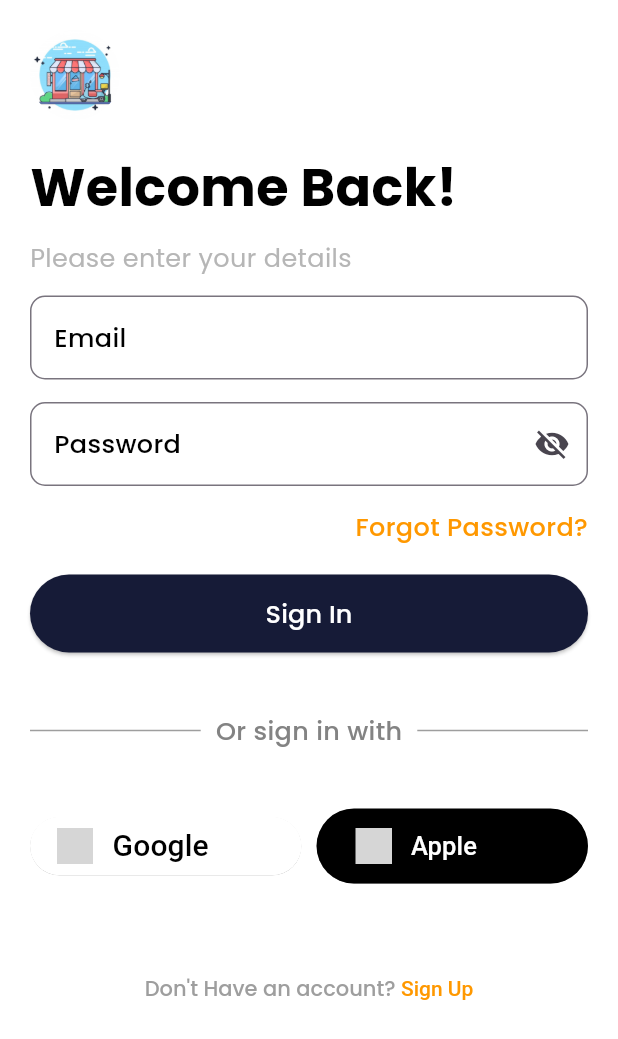
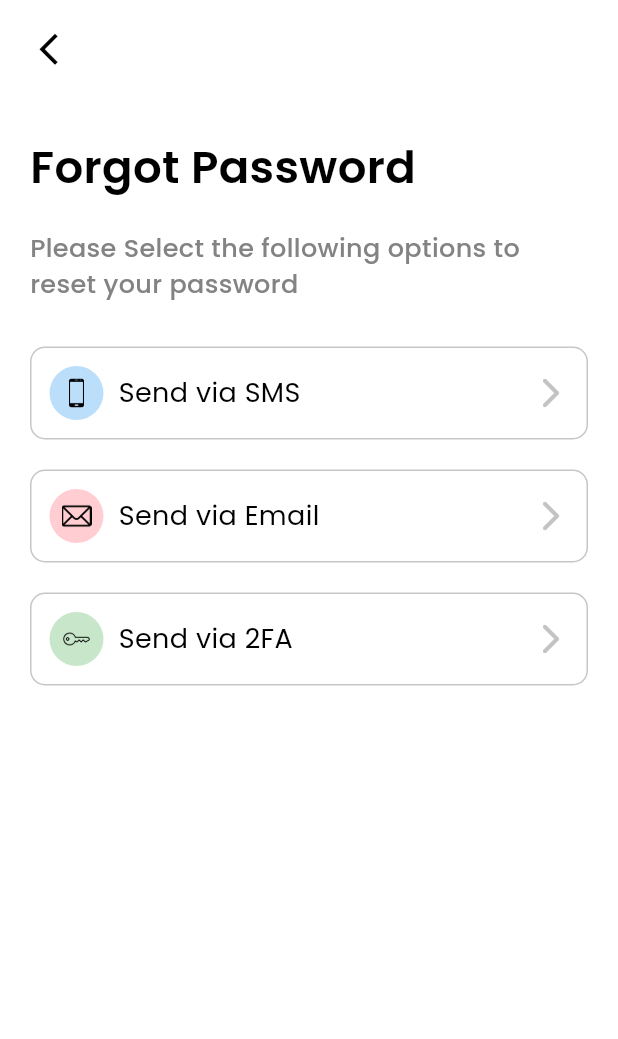
Before and after one commit to TremerYT/ecommerce_flutter, a Flutter app: the SignInScreen screen opened by its route, after a tap on "Forgot Password?", on a phone screen of 412 x 824 dp. Shown: the top 1039 px of the screen. Run offline on Flutter 3.47's test engine with Material 3 defaults, Android fonts, the phone set to English and light mode, and no system bars; drawn by our look-alikes of flutter_form_builder, sign_in_button; our stand-ins replace form_builder_validators, get, google_fonts; grey boxes are pictures that could not be loaded.

Commit message:
Changes Made:
- Created the Forgot Password screen.
- Created the reset Password screen.

```diff
--- a/lib/routes/app_routes.dart
+++ b/lib/routes/app_routes.dart
@@ -1,9 +1,11 @@
 import 'package:ecommerce/controllers/auth_controller.dart';
 import 'package:ecommerce/controllers/onboarding_controller.dart';
-import 'package:ecommerce/screens/login_screen.dart';
+import 'package:ecommerce/screens/authentication_screens/login_screen.dart';
+import 'package:ecommerce/screens/authentication_screens/forgotpass_screen.dart';
+import 'package:ecommerce/screens/authentication_screens/reset_screen.dart';
 import 'package:ecommerce/screens/onboarding_screen.dart';
-import 'package:ecommerce/screens/signin_screen.dart';
-import 'package:ecommerce/screens/signup_screen.dart';
+import 'package:ecommerce/screens/authentication_screens/signin_screen.dart';
+import 'package:ecommerce/screens/authentication_screens/signup_screen.dart';
 import 'package:get/get.dart';
 
 class AppRoutes {
@@ -11,6 +13,8 @@ class AppRoutes {
   static const login = '/login';
   static const signIn = '/signIn';
   static const signUp = '/signUp';
+  static const forgotPassword = '/forgotPassword';
+  static const resetPassword = '/resetPassword';
   static final routes = [
     GetPage(
       name: onboarding,
@@ -34,5 +38,13 @@ class AppRoutes {
         Get.put(AuthController(), permanent: true);
       }),
     ),
+    GetPage(name: forgotPassword, page: () => ForgotPasswordScreen()),
+    GetPage(
+      name: resetPassword,
+      page: () => ResetScreen(),
+      binding: BindingsBuilder(() {
+        Get.put(AuthController(), permanent: true);
+      }),
+    ),
   ];
 }
--- /dev/null
+++ b/lib/screens/authentication_screens/forgotpass_screen.dart
@@ -0,0 +1,114 @@
+import 'package:ecommerce/widgets/custom_text.dart';
+import 'package:flutter/material.dart';
+import 'package:get/get.dart';
+
+class ForgotPasswordScreen extends GetView {
+  const ForgotPasswordScreen({super.key});
+
+  @override
+  Widget build(BuildContext context) {
+    final List<Map<String, dynamic>> containerDetails = [
+      {
+        "image": "assets/smartphone.png",
+        "title": "Send via SMS",
+        "color": Colors.blue.shade100,
+      },
+      {
+        "image": "assets/mail.png",
+        "title": "Send via Email",
+        "color": Colors.red.shade100,
+      },
+      {
+        "image": "assets/key.png",
+        "title": "Send via 2FA",
+        "color": Colors.green.shade100,
+      },
+    ];
+    return Scaffold(
+      backgroundColor: Color(0xffffffff),
+      body: SafeArea(
+        child: Padding(
+          padding: EdgeInsetsGeometry.fromLTRB(20, 20, 20, 10),
+          child: Column(
+            crossAxisAlignment: CrossAxisAlignment.start,
+            children: [
+              Align(
+                alignment: Alignment.centerLeft,
+                child: GestureDetector(
+                  child: Icon(
+                    Icons.arrow_back_ios_new,
+                    color: Color(0xff000000),
+                    size: 25,
+                  ),
+                  onTap: () => Get.back(),
+                ),
+              ),
+              const SizedBox(height: 45),
+              CustomText(
+                text: 'Forgot Password',
+                textColor: Color(0xff000000),
+                fontSize: 30,
+                fontWeight: FontWeight.w600,
+              ),
+              const SizedBox(height: 20),
+              CustomText(
+                text:
+                    "Please Select the following options to reset your password",
+                textColor: Color(0xff838383),
+                fontSize: 17,
+                fontWeight: FontWeight.w500,
+              ),
+              const SizedBox(height: 30),
+              ...containerDetails.map(
+                (detail) => Padding(
+                  padding: const EdgeInsets.only(bottom: 20.0),
+                  child: GestureDetector(
+                    onTap: () { Get.toNamed("/resetPassword");},
+                    child: Container(
+                      width: Get.width,
+                      decoration: BoxDecoration(
+                        borderRadius: BorderRadius.circular(10),
+                        border: Border.all(color: Color(0xffc6c6c6)),
+                      ),
+                      child: Padding(
+                        padding: const EdgeInsets.all(12.0),
+                        child: Row(
+                          children: [
+                            Container(
+                              padding: const EdgeInsets.all(8.0),
+                              decoration: BoxDecoration(
+                                shape: BoxShape.circle,
+                                color: detail["color"],
+                              ),
+                              child: Image.asset(
+                                detail["image"]!,
+                                width: 20,
+                                height: 20,
+                              ),
+                            ),
+                            const SizedBox(width: 10),
+                            CustomText(
+                              text: detail["title"]!,
+                              textColor: Color(0xff000000),
+                              fontSize: 18,
+                              fontWeight: FontWeight.normal,
+                            ),
+                            Spacer(),
+                            Icon(
+                              Icons.arrow_forward_ios_rounded,
+                              color: Color(0xffc3c3c3),
+                            ),
+                          ],
+                        ),
+                      ),
+                    ),
+                  ),
+                ),
+              ),
+            ],
+          ),
+        ),
+      ),
+    );
+  }
+}
--- /dev/null
+++ b/lib/screens/authentication_screens/reset_screen.dart
@@ -0,0 +1,13 @@
+import 'package:flutter/material.dart';
+import 'package:get/get.dart';
+
+class ResetScreen extends GetView {
+  const ResetScreen({super.key});
+
+  @override
+  Widget build(BuildContext context) {
+    return Scaffold(
+      backgroundColor: Color(0xffffffff),
+    );
+  }
+}
--- a/lib/screens/signup_screen.dart
+++ b/lib/screens/authentication_screens/signin_screen.dart
@@ -1,4 +1,5 @@
 import 'package:ecommerce/controllers/auth_controller.dart';
+import 'package:ecommerce/widgets/custom_button.dart';
 import 'package:ecommerce/widgets/custom_form.dart';
 import 'package:ecommerce/widgets/custom_text.dart';
 import 'package:flutter/gestures.dart';
@@ -7,10 +8,9 @@ import 'package:flutter_form_builder/flutter_form_builder.dart';
 import 'package:get/get.dart';
 import 'package:sign_in_button/sign_in_button.dart';
 
-import '../widgets/custom_button.dart';
+class SignInScreen extends GetView<AuthController> {
 
-class SignUpScreen extends GetView<AuthController> {
-  const SignUpScreen({super.key});
+  const SignInScreen({super.key});
 
   @override
   Widget build(BuildContext context) {
@@ -26,48 +26,62 @@ class SignUpScreen extends GetView<AuthController> {
                   children: [
                     Align(
                       alignment: Alignment.centerLeft,
-                      child: GestureDetector(
-                        child: Icon(
-                          Icons.close,
-                          color: Color(0xff000000),
-                          size: 32,
+                      child: ClipOval(
+                        child: Image.asset(
+                          "assets/shopping_icon.jpeg",
+                          width: 60,
+                          height: 60,
                         ),
-                        onTap: () => Get.back(),
                       ),
                     ),
                     const SizedBox(height: 20),
                     CustomText(
-                      text: "Welcome!",
+                      text: "Welcome Back!",
                       textColor: Color(0xff000000),
                       fontSize: 35,
-                      fontWeight: FontWeight.w600,
+                      fontWeight: FontWeight.bold,
                     ),
-                    const SizedBox(height: 5),
+                    const SizedBox(height: 10),
                     CustomText(
-                      text: "Lets get Started with a free Nirvana account.",
-                      textColor: Color(0xffa1a1a1),
-                      fontSize: 15,
-                      fontWeight: FontWeight.w500,
+                      text: "Please enter your details",
+                      textColor: Color(0xffb6b6b6),
+                      fontSize: 17,
+                      fontWeight: FontWeight.normal,
                     ),
-                    const SizedBox(height: 20),
+                    const SizedBox(height: 13),
                     FormBuilder(
-                      key: controller.signUpKey,
+                      key: controller.signInKey,
                       child: Column(
-                        children: controller.signUpFormProperties
+                        children: controller.signInFormProperties
                             .expand(
                               (property) => [
                                 CustomForm(
                                   name: property["name"],
                                   label: property["label"],
                                 ),
-                                const SizedBox(height: 20),
+                                const SizedBox(height: 15),
                               ],
                             )
                             .toList(),
                       ),
                     ),
+                    Align(
+                      alignment: Alignment.centerRight,
+                      child: InkWell(
+                        onTap: () {
+                          Get.toNamed('/forgotPassword');
+                        },
+                        child: CustomText(
+                          text: "Forgot Password?",
+                          textColor: Colors.orange,
+                          fontSize: 17,
+                          fontWeight: FontWeight.w500,
+                        ),
+                      ),
+                    ),
+                    const SizedBox(height: 20),
                     CustomButton(
-                      title: 'Sign up',
+                      title: 'Sign In',
                       width: Get.width,
                       fontSize: 17,
                       bgColor: Color(0xff161b37),
@@ -85,7 +99,7 @@ class SignUpScreen extends GetView<AuthController> {
                           ),
                         ),
                         CustomText(
-                          text: 'Or sign up with',
+                          text: 'Or sign in with',
                           textColor: Color(0xFF838383),
                           fontSize: 17,
                           fontWeight: FontWeight.w500,
@@ -137,7 +151,7 @@ class SignUpScreen extends GetView<AuthController> {
                         ),
                       ],
                     ),
-                    const SizedBox(height: 60),
+                    SizedBox(height: 60),
                     RichText(
                       textAlign: TextAlign.center,
                       text: TextSpan(
@@ -148,14 +162,13 @@ class SignUpScreen extends GetView<AuthController> {
                           fontFamily: 'Poppins',
                         ),
                         children: [
-                          TextSpan(text: "Already Have an account? "),
+                          TextSpan(text: "Don't Have an account? "),
                           TextSpan(
-                            text: "Sign in",
+                            text: "Sign Up",
                             style: TextStyle(color: Colors.orange),
-                            recognizer: TapGestureRecognizer()
-                              ..onTap = () {
-                                Get.offNamed('/signIn');
-                              },
+                            recognizer: TapGestureRecognizer() ..onTap = () {
+                              Get.offNamed('/signUp');
+                            }
                           ),
                         ],
                       ),
--- a/lib/screens/signin_screen.dart
+++ b/lib/screens/authentication_screens/signup_screen.dart
@@ -1,5 +1,4 @@
 import 'package:ecommerce/controllers/auth_controller.dart';
-import 'package:ecommerce/widgets/custom_button.dart';
 import 'package:ecommerce/widgets/custom_form.dart';
 import 'package:ecommerce/widgets/custom_text.dart';
 import 'package:flutter/gestures.dart';
@@ -8,9 +7,11 @@ import 'package:flutter_form_builder/flutter_form_builder.dart';
 import 'package:get/get.dart';
 import 'package:sign_in_button/sign_in_button.dart';
 
-class SignInScreen extends GetView<AuthController> {
+import '../../widgets/custom_button.dart';
 
-  const SignInScreen({super.key});
+
+class SignUpScreen extends GetView<AuthController> {
+  const SignUpScreen({super.key});
 
   @override
   Widget build(BuildContext context) {
@@ -26,60 +27,48 @@ class SignInScreen extends GetView<AuthController> {
                   children: [
                     Align(
                       alignment: Alignment.centerLeft,
-                      child: ClipOval(
-                        child: Image.asset(
-                          "assets/shopping_icon.jpeg",
-                          width: 60,
-                          height: 60,
+                      child: GestureDetector(
+                        child: Icon(
+                          Icons.close,
+                          color: Color(0xff000000),
+                          size: 32,
                         ),
+                        onTap: () => Get.back(),
                       ),
                     ),
                     const SizedBox(height: 20),
                     CustomText(
-                      text: "Welcome Back!",
+                      text: "Welcome!",
                       textColor: Color(0xff000000),
                       fontSize: 35,
-                      fontWeight: FontWeight.bold,
+                      fontWeight: FontWeight.w600,
                     ),
-                    const SizedBox(height: 10),
+                    const SizedBox(height: 5),
                     CustomText(
-                      text: "Please enter your details",
-                      textColor: Color(0xffb6b6b6),
-                      fontSize: 17,
-                      fontWeight: FontWeight.normal,
+                      text: "Lets get Started with a free Nirvana account.",
+                      textColor: Color(0xffa1a1a1),
+                      fontSize: 15,
+                      fontWeight: FontWeight.w500,
                     ),
-                    const SizedBox(height: 13),
+                    const SizedBox(height: 20),
                     FormBuilder(
-                      key: controller.signInKey,
+                      key: controller.signUpKey,
                       child: Column(
-                        children: controller.signInFormProperties
+                        children: controller.signUpFormProperties
                             .expand(
                               (property) => [
                                 CustomForm(
                                   name: property["name"],
                                   label: property["label"],
                                 ),
-                                const SizedBox(height: 15),
+                                const SizedBox(height: 20),
                               ],
                             )
                             .toList(),
                       ),
                     ),
-                    Align(
-                      alignment: Alignment.centerRight,
-                      child: InkWell(
-                        onTap: () {},
-                        child: CustomText(
-                          text: "Forgot Password?",
-                          textColor: Colors.orange,
-                          fontSize: 17,
-                          fontWeight: FontWeight.w500,
-                        ),
-                      ),
-                    ),
-                    const SizedBox(height: 20),
                     CustomButton(
-                      title: 'Sign In',
+                      title: 'Sign up',
                       width: Get.width,
                       fontSize: 17,
                       bgColor: Color(0xff161b37),
@@ -97,7 +86,7 @@ class SignInScreen extends GetView<AuthController> {
                           ),
                         ),
                         CustomText(
-                          text: 'Or sign in with',
+                          text: 'Or sign up with',
                           textColor: Color(0xFF838383),
                           fontSize: 17,
                           fontWeight: FontWeight.w500,
@@ -149,7 +138,7 @@ class SignInScreen extends GetView<AuthController> {
                         ),
                       ],
                     ),
-                    SizedBox(height: 60),
+                    const SizedBox(height: 60),
                     RichText(
                       textAlign: TextAlign.center,
                       text: TextSpan(
@@ -160,13 +149,14 @@ class SignInScreen extends GetView<AuthController> {
                           fontFamily: 'Poppins',
                         ),
                         children: [
-                          TextSpan(text: "Don't Have an account? "),
+                          TextSpan(text: "Already Have an account? "),
                           TextSpan(
-                            text: "Sign Up",
+                            text: "Sign in",
                             style: TextStyle(color: Colors.orange),
-                            recognizer: TapGestureRecognizer() ..onTap = () {
-                              Get.offNamed('/signUp');
-                            }
+                            recognizer: TapGestureRecognizer()
+                              ..onTap = () {
+                                Get.offNamed('/signIn');
+                              },
                           ),
                         ],
                       ),
```
Also changed, not shown: assets/key.png (added), assets/mail.png (added), assets/smartphone.png (added), lib/screens/authentication_screens/login_screen.dart (renamed from lib/screens/login_screen.dart).
